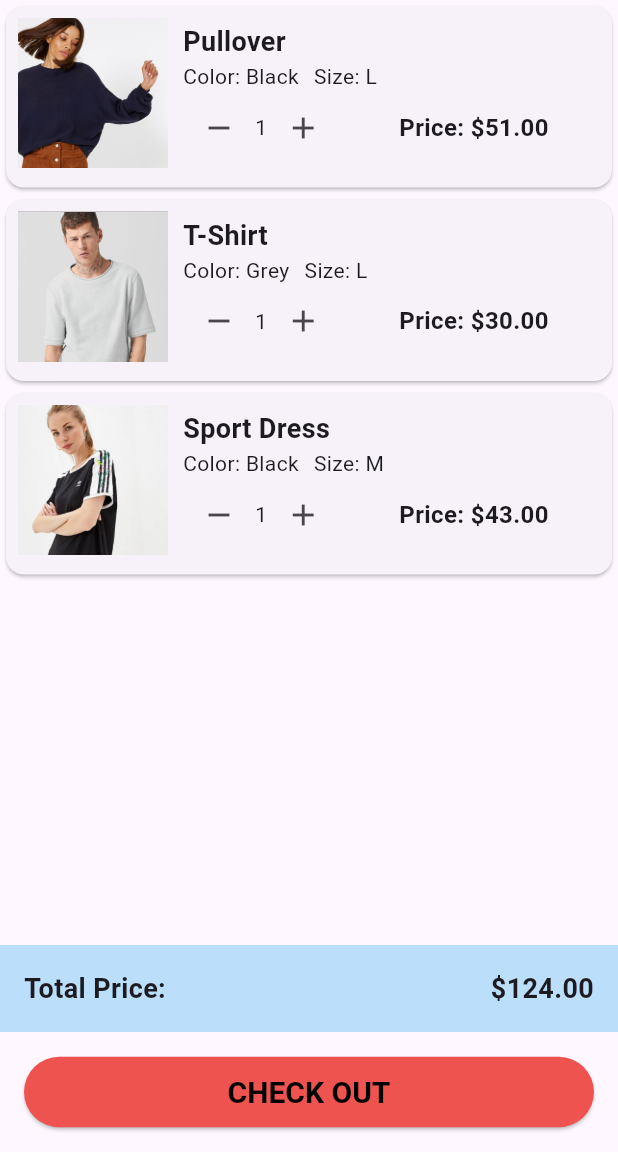
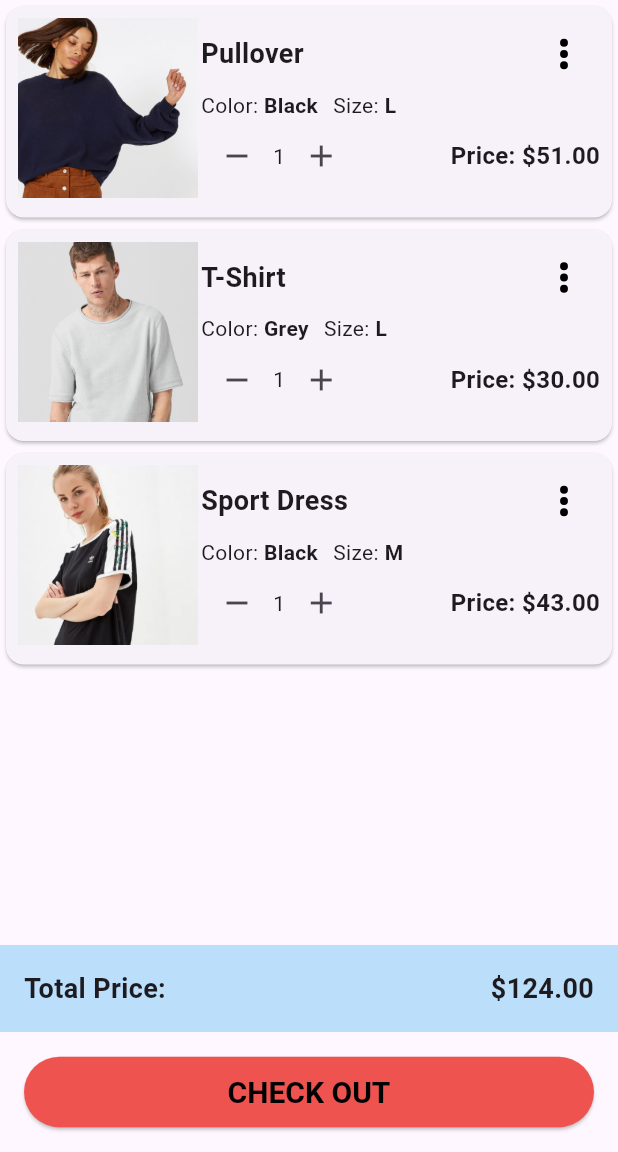
Before and after one commit to littleboyaba/My-Bag-Cart-Assignment, a Flutter app: the screen it shows after launch, on a phone screen of 412 x 824 dp, the part 84-1236 px from its top. Run offline on Flutter 3.47's test engine with Material 3 defaults, Android fonts, the phone set to English and light mode, and no system bars; our stand-ins replace flutter_svg.

Commit message:
I think that all for this My Bag Cart Assignment.

```diff
--- a/lib/product_card.dart
+++ b/lib/product_card.dart
@@ -1,4 +1,5 @@
 import 'package:flutter/material.dart';
+import 'package:flutter_svg/flutter_svg.dart';
 
 class ProductCard extends StatefulWidget {
   final String itemName;
@@ -37,38 +38,98 @@ class ProductCardState extends State<ProductCard> {
           children: [
             Row(
               children: [
-                Container(
-                  width: 100,
-                  height: 100,
-                  color: Colors.grey,
+                SizedBox(
+                  width: 120,
+                  height: 120,
                   child: Image.asset(
                       'assets/images/${widget.image.toLowerCase()}.png'),
                 ),
-                const SizedBox(width: 10),
-                Column(
+                const SizedBox(width: 2),
+                Expanded(
+                  child: SizedBox(
+                    height: 120,
+                    width: 238,
+                    child: Expanded(
+                      child: Column(
                         crossAxisAlignment: CrossAxisAlignment.start,
+                        mainAxisSize: MainAxisSize.max,
+                        children: [
+                          // ============== Name Title & Menu Icon Start ============
+                          Row(
+                            mainAxisAlignment: MainAxisAlignment.spaceBetween,
+                            mainAxisSize: MainAxisSize.max,
                             children: [
                               Text(
                                 widget.itemName,
                                 style: const TextStyle(
                                     fontSize: 18, fontWeight: FontWeight.bold),
                               ),
+                              // ============ SVG Icon Experiment ============
+                              IconButton(
+                                icon: SvgPicture.asset(
+                                  'assets/icons/ellipsisIcon.svg',
+                                  width: 24,
+                                  height: 24,
+                                ),
+                                onPressed: () {
+                                  // Handle button press
+                                },
+                              ),
+                              //============ SVG Icon Experiment =============
+                            ],
+                          ),
+                          // ============== Name Title End ============
+
+                          // ============== Color & Size Start ============
                           Row(
                             children: [
-                        Text('Color: ${widget.color}'),
-                        const SizedBox(width: 10),
-                        Text('Size: ${widget.size}'),
+                              // ============== RichText Experiment ============
+                              RichText(
+                                text: TextSpan(
+                                  text: 'Color: ',
+                                  style: DefaultTextStyle.of(context).style,
+                                  children: <TextSpan>[
+                                    TextSpan(
+                                        text: widget.color,
+                                        style: const TextStyle(
+                                            fontWeight: FontWeight.bold)),
                                   ],
                                 ),
+                              ),
+                              // ============== RichText Experiment ============
+                              const SizedBox(width: 10),
+                              RichText(
+                                text: TextSpan(
+                                  text: 'Size: ',
+                                  style: DefaultTextStyle.of(context).style,
+                                  children: <TextSpan>[
+                                    TextSpan(
+                                        text: widget.size,
+                                        style: const TextStyle(
+                                            fontWeight: FontWeight.bold)),
+                                  ],
+                                ),
+                              ),
+                              // ============== RichText Experiment ============
+                            ],
+                          ),
+                          // ============== Color & Size  End ============
                           Row(
                             children: [
-                        Row(
+                              Expanded(
+                                child: SizedBox(
+                                  // ===================== Increment Decrement Button & Price Section =================
+                                  child: Row(
+                                    mainAxisAlignment: MainAxisAlignment.center,
+                                    mainAxisSize: MainAxisSize.max,
                                     children: [
+                                      // ===================== Increment Decrement Button Start =================
                                       IconButton(
                                         icon: const Icon(Icons.remove),
                                         onPressed: () {
                                           if (widget.quantity > 1) {
-                                  widget.updateQuantity(widget.quantity - 1);
+                                            widget.updateQuantity(
+                                                widget.quantity - 1);
                                           }
                                         },
                                       ),
@@ -77,14 +138,18 @@ class ProductCardState extends State<ProductCard> {
                                         icon: const Icon(Icons.add),
                                         onPressed: () {
                                           if (widget.quantity < 15) {
-                                  widget.updateQuantity(widget.quantity + 1);
+                                            widget.updateQuantity(
+                                                widget.quantity + 1);
                                             if (widget.quantity == 5) {
                                               // Show dialog or perform other actions if needed
                                             }
                                           }
                                         },
                                       ),
-                            const SizedBox(width: 40),
+                                      // ===================== Increment Decrement Button End =================
+
+                                      const Spacer(),
+                                      // ===================== Item Price Start =================
                                       Text(
                                         'Price: \$${(widget.quantity * widget.unitPrice).toStringAsFixed(2)}',
                                         style: const TextStyle(
@@ -92,11 +157,17 @@ class ProductCardState extends State<ProductCard> {
                                           fontWeight: FontWeight.bold,
                                         ),
                                       ),
+                                      // ===================== Item Price End =================
+                                    ],
+                                  ),
+                                ),
+                              ),
                             ],
                           ),
                         ],
                       ),
-                  ],
+                    ),
+                  ),
                 ),
               ],
             ),
@@ -107,6 +178,8 @@ class ProductCardState extends State<ProductCard> {
     );
   }
 }
+
+// ===================== Total Price Section =================
 
 class TotalPriceRow extends StatelessWidget {
   final double totalPrice;
@@ -138,6 +211,8 @@ class TotalPriceRow extends StatelessWidget {
   }
 }
 
+// ===================== Check Out Section =================
+
 class CheckoutButton extends StatelessWidget {
   final VoidCallback onCheckout;
 
--- a/pubspec.yaml
+++ b/pubspec.yaml
@@ -35,6 +35,7 @@ dependencies:
   # The following adds the Cupertino Icons font to your application.
   # Use with the CupertinoIcons class for iOS style icons.
   cupertino_icons: ^1.0.2
+  flutter_svg: ^2.0.9
 
 dev_dependencies:
   flutter_test:
@@ -62,6 +63,8 @@ flutter:
   assets:
     - assets/
     - assets/images/
+    - assets/icons/
+    - assets/icons/ellipsisIcon.svg
 
   # An image asset can refer to one or more resolution-specific "variants", see
   # https://flutter.dev/assets-and-images/#resolution-aware
```
Also changed, not shown: assets/icons/ellipsisIcon.svg (added), lib/main_dart.txt (deleted), pubspec.lock. Lines whose indentation alone changed are shown as unchanged.
